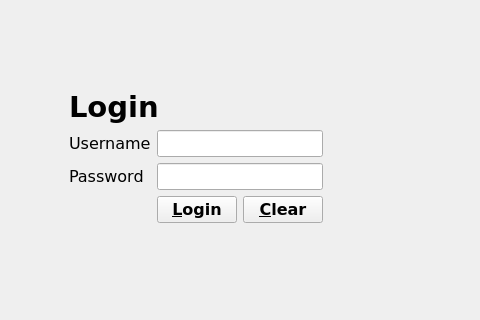
Qt form LibraryManagementSystem/widgets/login/loginview.ui (NiroSugir/LibraryManagementSystem) before a commit; both pictures show x 185 to 665 and y 112 to 432 of the 762 by 536 pixel window.
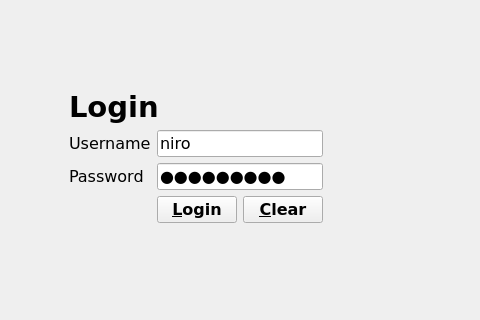
The same form after that commit.

Commit message: fix: remove manual clearing of query. will result in crashes. framework handles it gracefully

What changed in the file:
```diff
--- a/LibraryManagementSystem/widgets/login/loginview.ui
+++ b/LibraryManagementSystem/widgets/login/loginview.ui
@@ -72,7 +72,11 @@
         </widget>
        </item>
        <item row="0" column="1" colspan="2">
-        <widget class="QLineEdit" name="lineEditUsername"/>
+        <widget class="QLineEdit" name="lineEditUsername">
+         <property name="text">
+          <string>niro</string>
+         </property>
+        </widget>
        </item>
        <item row="1" column="0">
         <widget class="QLabel" name="label_3">
@@ -86,6 +90,9 @@
          <property name="inputMask">
           <string/>
          </property>
+         <property name="text">
+          <string>123456789</string>
+         </property>
          <property name="echoMode">
           <enum>QLineEdit::Password</enum>
          </property>
```
The commit also changes 1 other file.
